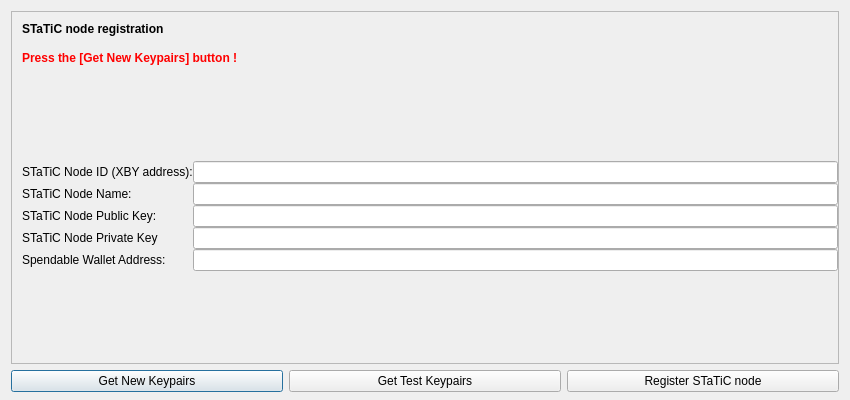
Above: src/qt/forms/regstaticnodedialog.ui from XTRABYTES/XTRABYTES before the change. Below: the same form after it.
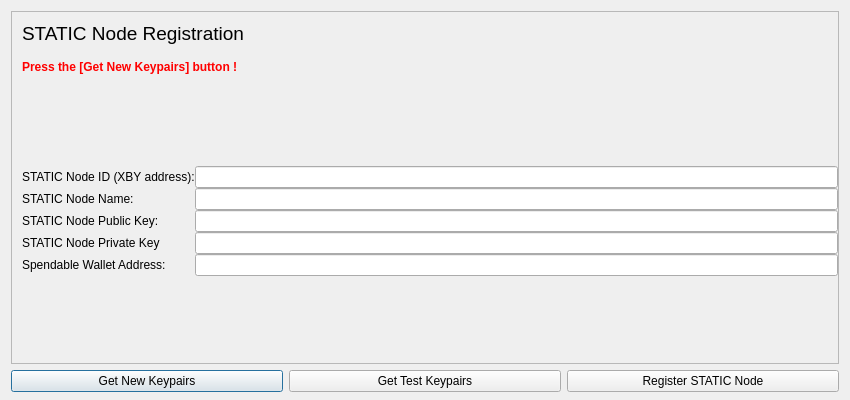
That is the form after the change.

What changed in the file:
```diff
--- a/src/qt/forms/regstaticnodedialog.ui
+++ b/src/qt/forms/regstaticnodedialog.ui
@@ -84,10 +84,10 @@
              </font>
             </property>
             <property name="styleSheet">
-             <string notr="true">font-weight:bold;</string>
+             <string notr="true">font-weight:bold; font: 14pt;</string>
             </property>
             <property name="text">
-             <string>STaTiC node registration</string>
+             <string>STATIC Node Registration</string>
             </property>
            </widget>
           </item>
@@ -189,7 +189,7 @@
           <item row="0" column="0">
            <widget class="QLabel" name="sTaTiCNodeIDLabel">
             <property name="text">
-             <string>STaTiC Node ID (XBY address):</string>
+             <string>STATIC Node ID (XBY address):</string>
             </property>
            </widget>
           </item>
@@ -199,7 +199,7 @@
           <item row="1" column="0">
            <widget class="QLabel" name="sTaTiCNodeNameLabel">
             <property name="text">
-             <string>STaTiC Node Name:</string>
+             <string>STATIC Node Name:</string>
             </property>
            </widget>
           </item>
@@ -209,7 +209,7 @@
           <item row="2" column="0">
            <widget class="QLabel" name="sTaTiCNodePublicKeyLabel">
             <property name="text">
-             <string>STaTiC Node Public Key:</string>
+             <string>STATIC Node Public Key:</string>
             </property>
            </widget>
           </item>
@@ -219,7 +219,7 @@
           <item row="3" column="0">
            <widget class="QLabel" name="sTaTiCNodePrivateKeyLabel">
             <property name="text">
-             <string>STaTiC Node Private Key</string>
+             <string>STATIC Node Private Key</string>
             </property>
            </widget>
           </item>
@@ -275,7 +275,7 @@
      <item>
       <widget class="QPushButton" name="pushButtonRegSTaTiC">
        <property name="text">
-        <string>Register STaTiC node</string>
+        <string>Register STATIC Node</string>
        </property>
       </widget>
      </item>
```
Left out of the diff: 3 changed lines with no effect on the pictures.
